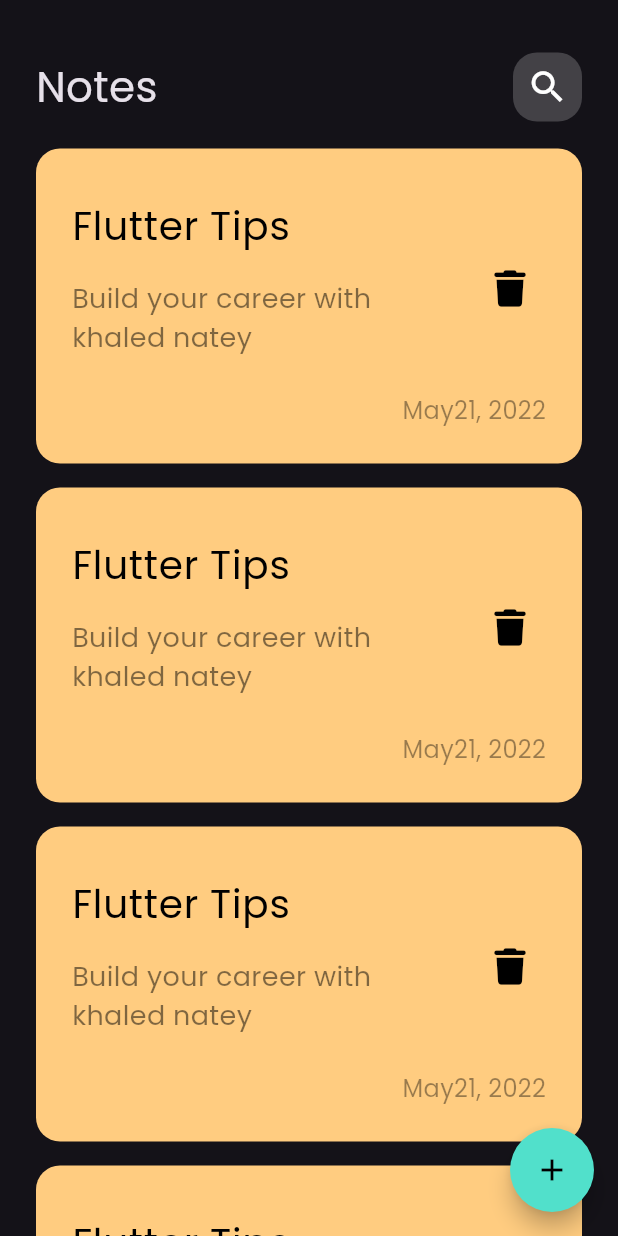
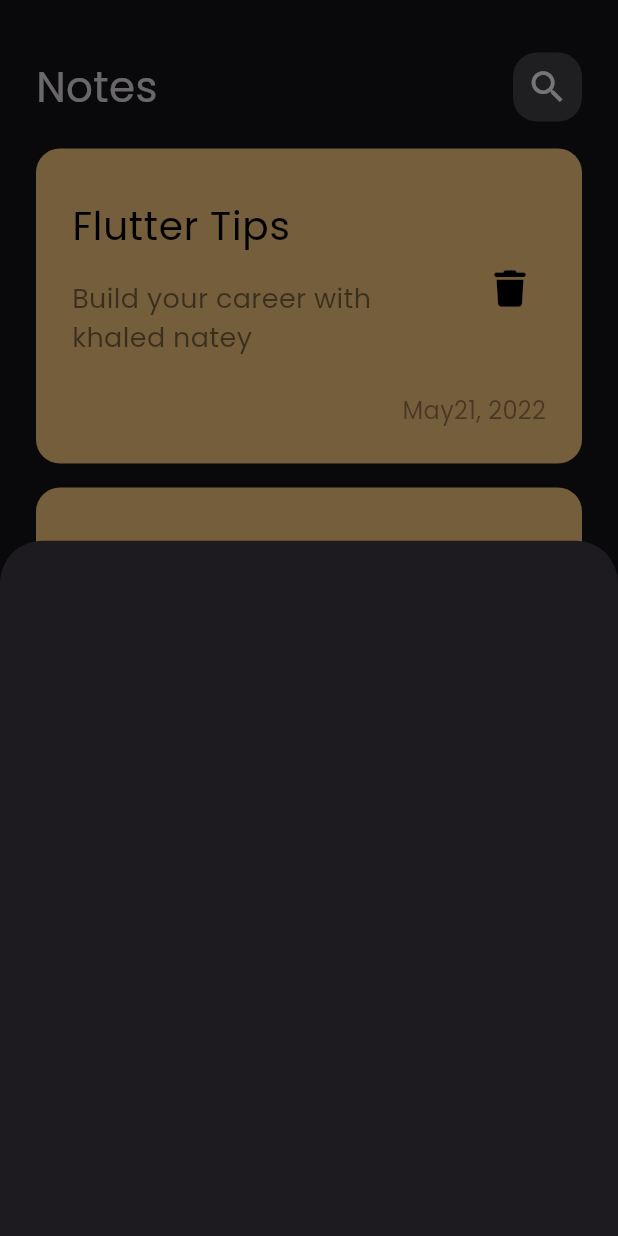
Before and after one commit to khaledNat3y/notes_app, a Flutter app: the screen it shows after launch, after a tap on the "add" icon, on a phone screen of 412 x 824 dp. Run offline on Flutter 3.47's test engine with Material 3 defaults, Android fonts, the phone set to English and light mode, and no system bars; our stand-ins replace font_awesome_flutter.

Commit message:
-Added show modal bottom sheet

```diff
--- a/lib/ui/notes_view.dart
+++ b/lib/ui/notes_view.dart
@@ -1,4 +1,5 @@
 import 'package:flutter/material.dart';
+import 'package:notes_app/ui/widgets/add_bottom_sheet.dart';
 import 'package:notes_app/ui/widgets/notes_view_body.dart';
 
 class NotesView extends StatelessWidget {
@@ -8,10 +9,14 @@ class NotesView extends StatelessWidget {
   Widget build(BuildContext context) {
     return Scaffold(
       floatingActionButton: FloatingActionButton(
-        onPressed: () {},
+        onPressed: () {
+          showModalBottomSheet(context: context, builder: (context) {
+            return const AddBottomSheet();
+          });
+        },
         shape: RoundedRectangleBorder(borderRadius: BorderRadius.circular(30)),
-        backgroundColor: Color(0xff51E0CB),
-        child: Icon(Icons.add, color: Colors.black,),
+        backgroundColor: const Color(0xff51E0CB),
+        child: const Icon(Icons.add, color: Colors.black,),
       ),
       body: const NotesViewBody(),
     );
--- /dev/null
+++ b/lib/ui/widgets/add_bottom_sheet.dart
@@ -0,0 +1,10 @@
+import 'package:flutter/material.dart';
+
+class AddBottomSheet extends StatelessWidget {
+  const AddBottomSheet({super.key});
+
+  @override
+  Widget build(BuildContext context) {
+    return Container();
+  }
+}
--- a/lib/ui/widgets/notes_list_view.dart
+++ b/lib/ui/widgets/notes_list_view.dart
@@ -5,7 +5,7 @@ import 'custom_note_item.dart';
 class NotesListView extends StatelessWidget {
   const NotesListView({super.key});
 
-  final  data = const [];
+  final  data = const [] ;
   @override
   Widget build(BuildContext context) {
     return Expanded(
```
